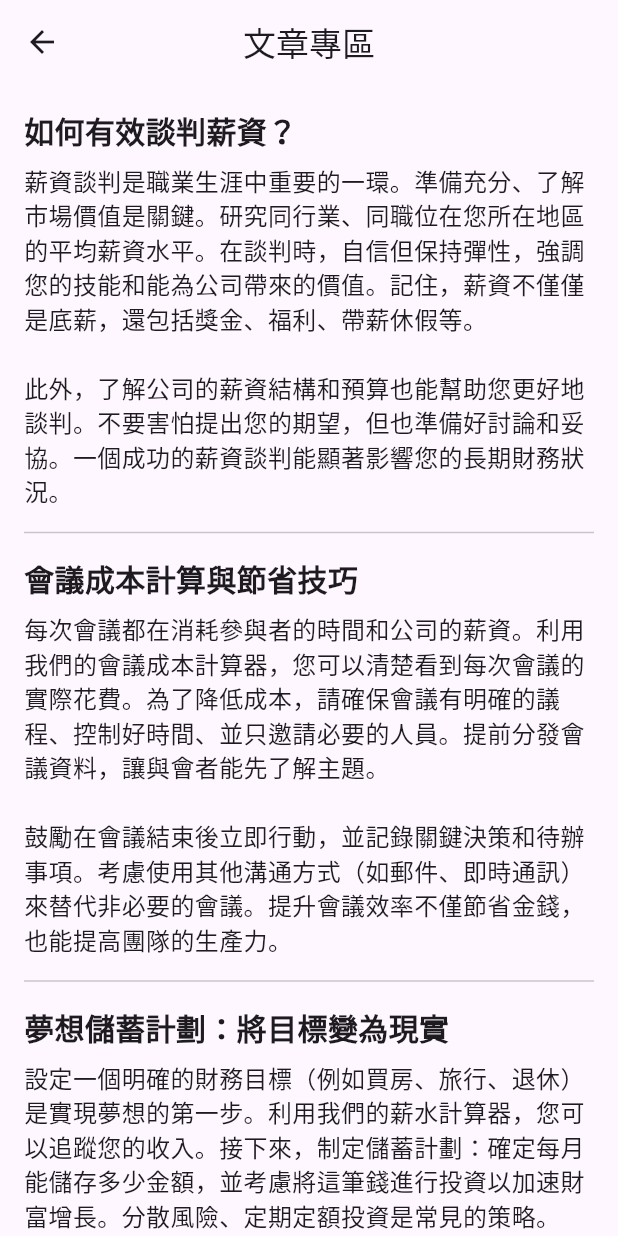
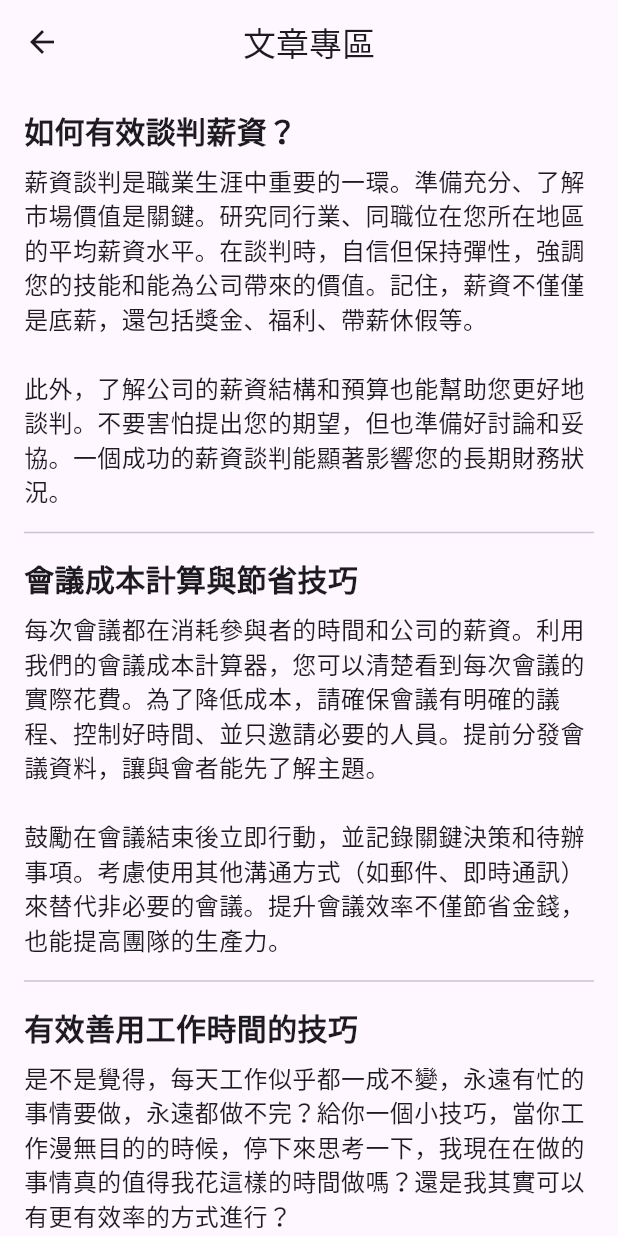
Before and after one commit to d-chien/salary-calculator, a Flutter app: the ArticlesPage screen opened directly, on a phone screen of 412 x 824 dp. Run offline on Flutter 3.47's test engine with Material 3 defaults, Android fonts, the phone set to English and light mode, and no system bars; our stand-ins replace community_charts_flutter.

Commit message:
update article_page

```diff
--- a/salary_calculator/lib/articles_page.dart
+++ b/salary_calculator/lib/articles_page.dart
@@ -47,6 +47,18 @@ class ArticlesPage extends StatelessWidget {
             ),
             Divider(height: 32, thickness: 1), // 分隔線
 
+            // 文章二
+            Text(
+              '有效善用工作時間的技巧', // 文章標題
+              style: TextStyle(fontSize: 20, fontWeight: FontWeight.bold),
+            ),
+            SizedBox(height: 8), // 標題與內容之間的間距
+            Text(
+              '是不是覺得，每天工作似乎都一成不變，永遠有忙的事情要做，永遠都做不完？給你一個小技巧，當你工作漫無目的的時候，停下來思考一下，我現在在做的事情真的值得我花這樣的時間做嗎？還是我其實可以有更有效率的方式進行？',
+              style: TextStyle(fontSize: 16),
+            ),
+            Divider(height: 32, thickness: 1), // 分隔線
+
             // 你可以在這裡添加更多文章...
              Text(
               '夢想儲蓄計劃：將目標變為現實', // 文章標題
```
